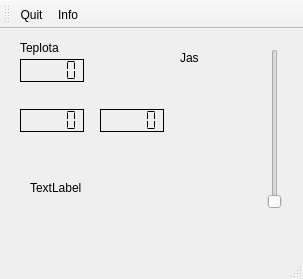
Old version of the form RaspberryPI/mainwindow.ui in the repository maruncz/RaspberryPI-tablet.
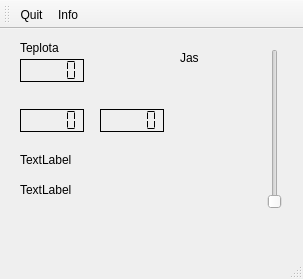
New version of the form. Icons and pictures are not drawn.

Commit message: On branch master 	modified:   RaspberryPI/idle_detect.cpp 	modified:   RaspberryPI/idle_detect.h 	modified:   RaspberryPI/mainwindow.cpp 	modified:   RaspberryPI/mainwindow.h 	modified:   RaspberryPI/mainwindow.ui

```diff
--- a/RaspberryPI/mainwindow.ui
+++ b/RaspberryPI/mainwindow.ui
@@ -113,10 +113,23 @@
    <widget class="QLabel" name="label_3">
     <property name="geometry">
      <rect>
-      <x>30</x>
+      <x>20</x>
+      <y>120</y>
+      <width>67</width>
+      <height>21</height>
+     </rect>
+    </property>
+    <property name="text">
+     <string>TextLabel</string>
+    </property>
+   </widget>
+   <widget class="QLabel" name="label_4">
+    <property name="geometry">
+     <rect>
+      <x>20</x>
       <y>150</y>
       <width>67</width>
-      <height>17</height>
+      <height>21</height>
      </rect>
     </property>
     <property name="text">
```
The commit also changes 4 other files.
